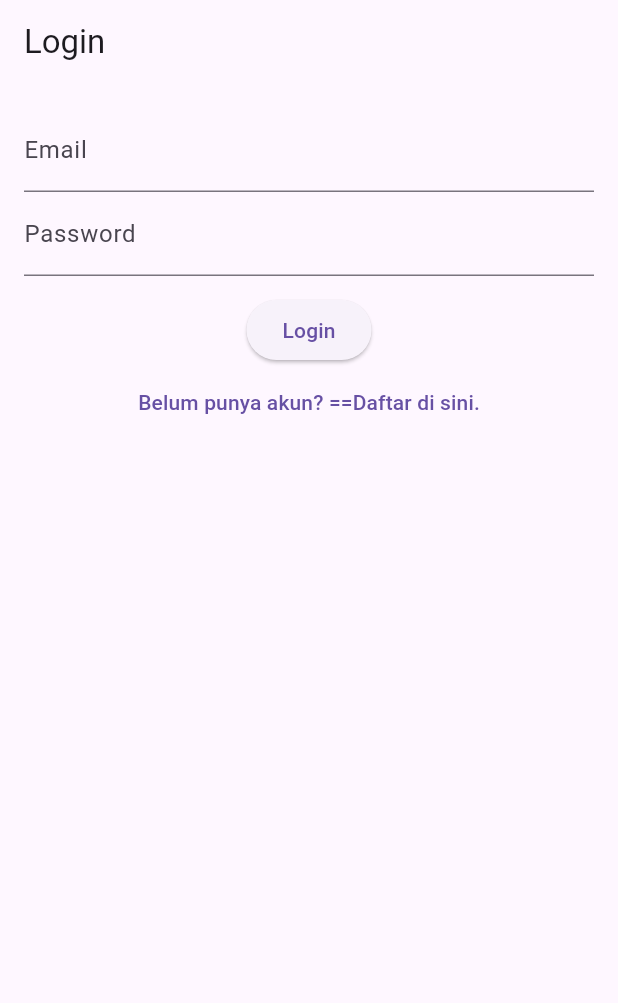
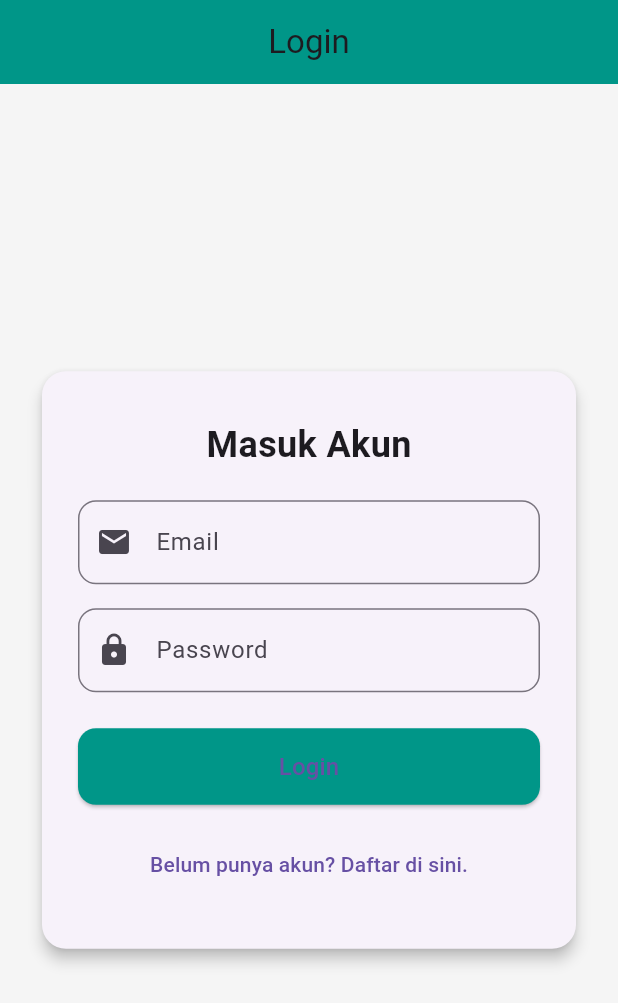
Before and after one commit to WicfuL-io/cripto_mobile_apps, a Flutter app: the screen it shows after launch, on a phone screen of 412 x 824 dp. Shown: the top 1003 px of the screen. Run offline on Flutter 3.47's test engine with Material 3 defaults, Android fonts, the phone set to English and light mode, and no system bars; our stand-ins replace shared_preferences.

Commit message:
banyak update nih

```diff
--- a/flutter_application_cripto/lib/login_page.dart
+++ b/flutter_application_cripto/lib/login_page.dart
@@ -22,7 +22,7 @@ class _LoginPageState extends State<LoginPage> {
   Future<void> loginUser() async {
     setState(() => isLoading = true);
 
-    final url = Uri.parse("http://localhost/projectcripto/login.php"); // ganti IP jika perlu
+    final url = Uri.parse("http://localhost/projectcripto/login.php");
     final hashed = hashPassword(passwordController.text);
 
     try {
@@ -60,24 +60,83 @@ class _LoginPageState extends State<LoginPage> {
   @override
   Widget build(BuildContext context) {
     return Scaffold(
-      appBar: AppBar(title: const Text("Login")),
-      body: Padding(
-        padding: const EdgeInsets.all(16),
+      backgroundColor: Colors.grey[100],
+      appBar: AppBar(
+        title: const Text("Login"),
+        centerTitle: true,
+        backgroundColor: Colors.teal,
+      ),
+      body: Center(
+        child: SingleChildScrollView(
+          padding: const EdgeInsets.all(24),
+          child: Card(
+            elevation: 4,
+            shape: RoundedRectangleBorder(borderRadius: BorderRadius.circular(16)),
+            child: Padding(
+              padding: const EdgeInsets.symmetric(horizontal: 24, vertical: 32),
               child: Column(
+                mainAxisSize: MainAxisSize.min,
                 children: [
-            TextField(controller: emailController, decoration: const InputDecoration(labelText: "Email")),
-            TextField(controller: passwordController, obscureText: true, decoration: const InputDecoration(labelText: "Password")),
-            const SizedBox(height: 12),
-            ElevatedButton(
+                  const Text(
+                    "Masuk Akun",
+                    style: TextStyle(fontSize: 24, fontWeight: FontWeight.bold),
+                  ),
+                  const SizedBox(height: 20),
+                  TextField(
+                    controller: emailController,
+                    keyboardType: TextInputType.emailAddress,
+                    decoration: InputDecoration(
+                      labelText: "Email",
+                      border: OutlineInputBorder(borderRadius: BorderRadius.circular(12)),
+                      prefixIcon: const Icon(Icons.email),
+                    ),
+                  ),
+                  const SizedBox(height: 16),
+                  TextField(
+                    controller: passwordController,
+                    obscureText: true,
+                    decoration: InputDecoration(
+                      labelText: "Password",
+                      border: OutlineInputBorder(borderRadius: BorderRadius.circular(12)),
+                      prefixIcon: const Icon(Icons.lock),
+                    ),
+                  ),
+                  const SizedBox(height: 24),
+                  SizedBox(
+                    width: double.infinity,
+                    child: ElevatedButton(
                       onPressed: isLoading ? null : loginUser,
-              child: isLoading ? const CircularProgressIndicator(color: Colors.white) : const Text("Login"),
+                      style: ElevatedButton.styleFrom(
+                        backgroundColor: Colors.teal,
+                        padding: const EdgeInsets.symmetric(vertical: 14),
+                        shape: RoundedRectangleBorder(borderRadius: BorderRadius.circular(12)),
                       ),
+                      child: isLoading
+                          ? Image.asset("asets/loading.gif", height: 30)
+                          : const Text("Login", style: TextStyle(fontSize: 16)),
+                    ),
+                  ),
+                  const SizedBox(height: 16),
                   TextButton(
-              onPressed: () => Navigator.push(context, MaterialPageRoute(builder: (_) => const RegisterPage())),
-              child: const Text("Belum punya akun? ==Daftar di sini."),
+                    onPressed: () => Navigator.push(
+                      context,
+                      MaterialPageRoute(builder: (_) => const RegisterPage()),
                     ),
-            if (error.isNotEmpty) Text(error, style: const TextStyle(color: Colors.red)),
+                    child: const Text("Belum punya akun? Daftar di sini."),
+                  ),
+                  if (error.isNotEmpty)
+                    Padding(
+                      padding: const EdgeInsets.only(top: 8.0),
+                      child: Text(
+                        error,
+                        style: const TextStyle(color: Colors.red, fontSize: 14),
+                        textAlign: TextAlign.center,
+                      ),
+                    ),
                 ],
+              ),
+            ),
+          ),
         ),
       ),
     );
--- a/flutter_application_cripto/pubspec.yaml
+++ b/flutter_application_cripto/pubspec.yaml
@@ -61,8 +61,8 @@ flutter:
   uses-material-design: true
 
   # To add assets to your application, add an assets section, like this:
-  # assets:
-  #   - images/a_dot_burr.jpeg
+  assets:
+    - asets/
   #   - images/a_dot_ham.jpeg
 
   # An image asset can refer to one or more resolution-specific "variants", see
```
Also changed, not shown: flutter_application_cripto/lib/register_page.dart (+67 -14 lines), flutter_application_cripto/asets/loading.gif (added). Lines whose indentation alone changed are shown as unchanged.
